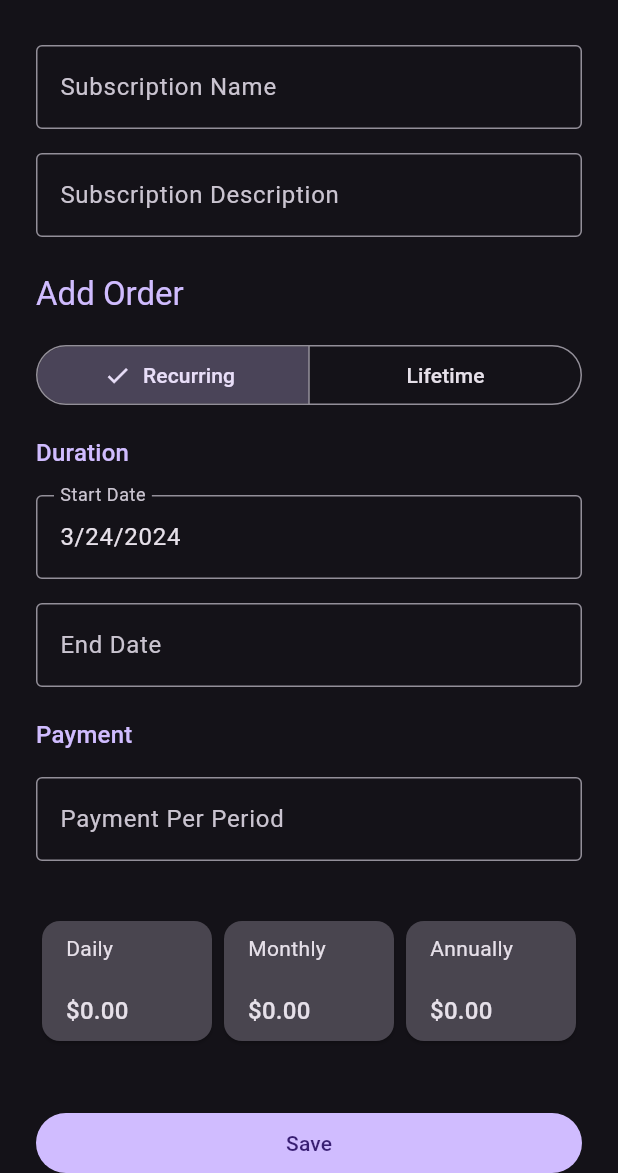
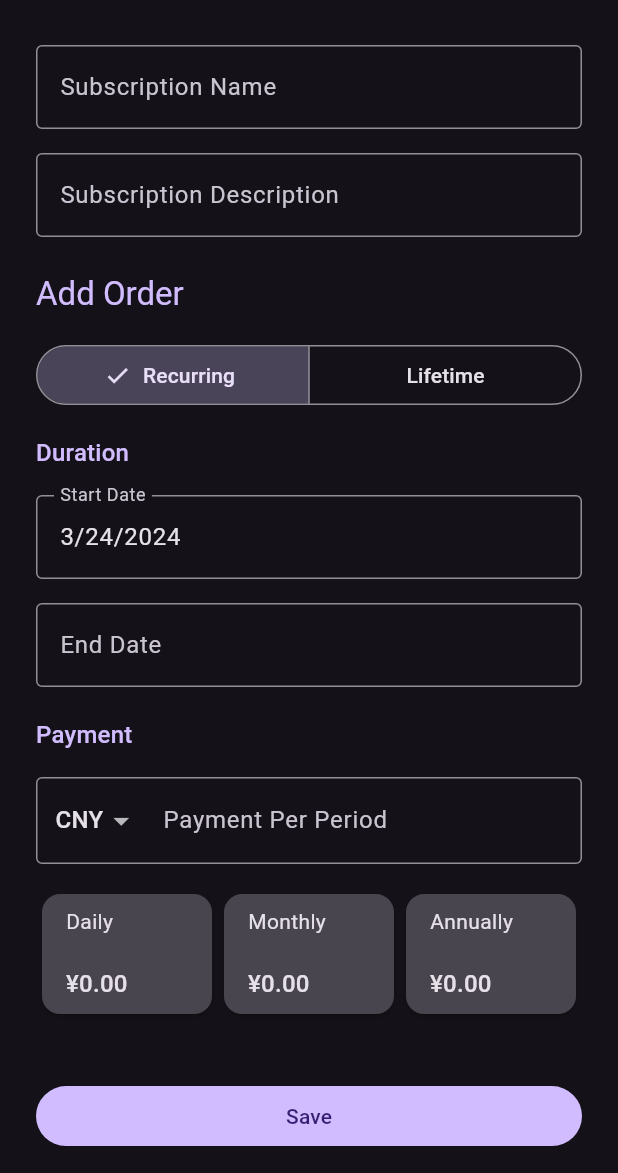
Before and after one commit to shadowfish07/Subscriba, a Flutter app: the screen it shows after launch, after a tap on the "add" icon, on a phone screen of 412 x 824 dp, the part 63-1236 px from its top. Run offline on Flutter 3.47's test engine with Material 3 defaults, Android fonts, the phone set to English and light mode, and no system bars; our stand-ins replace file_picker, flutter_mobx, logger, mobx, open_file and 5 more; missing offline and left inert: dart:ffi; accounts and stored records are empty; generated files the repository leaves out were written again; network calls fail; Roboto replaces fonts that are missing (Alibaba).

Commit message:
feat: introduce CurrencyAmount class for handling currency and amount calculations in the app

```diff
--- /dev/null
+++ b/lib/src/component/money_input.dart
@@ -0,0 +1,87 @@
+import 'package:flutter/material.dart';
+import 'package:flutter/services.dart';
+import 'package:subscriba/src/util/currency.dart';
+import 'package:subscriba/src/util/currency_amount.dart';
+
+// TODO 表单error
+class MoneyInput extends StatelessWidget {
+  final Function(CurrencyAmount?) onChanged;
+  final TextEditingController moneyController;
+  final Currency currency;
+
+  const MoneyInput(
+      {super.key,
+      required this.currency,
+      required this.onChanged,
+      required this.moneyController});
+
+  @override
+  Widget build(BuildContext context) {
+    return Container(
+      decoration: BoxDecoration(
+          border: Border.all(color: Theme.of(context).dividerColor),
+          borderRadius: const BorderRadius.all(Radius.circular(4.0))),
+      child: Row(
+        children: [
+          _CurrencyDropdownButton(
+            currency: currency,
+            onChanged: (currency) {
+              onChanged(
+                  CurrencyAmount.fromString(moneyController.text, currency));
+            },
+          ),
+          Expanded(
+            child: TextField(
+              controller: moneyController,
+              style: const TextStyle(fontFamily: "Alibaba"),
+              keyboardType: TextInputType.number,
+              inputFormatters: <TextInputFormatter>[
+                FilteringTextInputFormatter.allow(
+                    RegExp(r'^[1-9][0-9]*\.{0,1}\d*$')), // 只允许输入0到9的数字
+              ],
+              decoration: InputDecoration(
+                prefixText: currency.symbol,
+                label: Container(
+                  color: Theme.of(context).colorScheme.background,
+                  child: const Text("Payment Per Period"),
+                ),
+                border: const OutlineInputBorder(borderSide: BorderSide.none),
+                // floatingLabelBehavior: FloatingLabelBehavior.never
+              ),
+            ),
+          ),
+        ],
+      ),
+    );
+  }
+}
+
+class _CurrencyDropdownButton extends StatelessWidget {
+  final Currency currency;
+  final Function(Currency?) onChanged;
+
+  const _CurrencyDropdownButton(
+      {super.key, required this.currency, required this.onChanged});
+
+  @override
+  Widget build(BuildContext context) {
+    return Padding(
+      padding: const EdgeInsets.only(left: 12),
+      child: DropdownButtonHideUnderline(
+        child: DropdownButton(
+          value: currency,
+          items: Currency.values
+              .map((Currency value) => DropdownMenuItem(
+                    value: value,
+                    child: Text(
+                      value.ISOCode,
+                      style: const TextStyle(fontFamily: "Alibaba"),
+                    ),
+                  ))
+              .toList(),
+          onChanged: onChanged,
+        ),
+      ),
+    );
+  }
+}
--- a/lib/src/component/money_text.dart
+++ b/lib/src/component/money_text.dart
@@ -1,4 +1,5 @@
 import 'package:flutter/material.dart';
+import 'package:subscriba/src/util/currency_amount.dart';
 
 class MoneyText extends StatelessWidget {
   const MoneyText(
@@ -8,8 +9,7 @@ class MoneyText extends StatelessWidget {
       this.suffix = "",
       this.showLineThrough = false});
 
-  final double money;
-  final String currency = "\$";
+  final CurrencyAmount money;
   final TextStyle? style;
   final String suffix;
   final bool showLineThrough;
@@ -18,7 +18,7 @@ class MoneyText extends StatelessWidget {
   Widget build(BuildContext context) {
     final usingStyle = style ?? Theme.of(context).textTheme.titleMedium!;
     return Text(
-      "$currency${money == -1 ? '-' : money.toStringAsFixed(2)}$suffix",
+      "${money.currency.symbol}${money.isNaN ? '-' : money.amount.toStringAsFixed(2)}$suffix",
       style: usingStyle.copyWith(
           fontFamily: "Alibaba",
           decoration: showLineThrough ? TextDecoration.lineThrough : null),
--- a/lib/src/order/order_add.dart
+++ b/lib/src/order/order_add.dart
@@ -57,9 +57,8 @@ class __FormState extends State<_Form> with TickerProviderStateMixin {
               paymentType: formModel.paymentType,
               startDate: formModel.startTimeTimestamp!,
               endDate: formModel.endTimeTimestamp,
-              paymentCurrencyPerPeriod: "\$",
               paymentFrequency: formModel.paymentFrequency,
-              paymentPerPeriod: formModel.paymentPerPeriod),
+              paymentPerPeriod: formModel.paymentPerPeriod!),
         );
 
         subscriptionsModel.loadSubscriptions();
--- a/lib/src/order/order_edit.dart
+++ b/lib/src/order/order_edit.dart
@@ -64,9 +64,8 @@ class __FormState extends State<_Form> with TickerProviderStateMixin {
               paymentType: formModel.paymentType,
               startDate: formModel.startTimeTimestamp!,
               endDate: formModel.endTimeTimestamp,
-              paymentCurrencyPerPeriod: "\$",
               paymentFrequency: formModel.paymentFrequency,
-              paymentPerPeriod: formModel.paymentPerPeriod),
+              paymentPerPeriod: formModel.paymentPerPeriod!),
         );
 
         subscriptionsModel.loadSubscriptions();
--- a/lib/src/order/recurring_tab.dart
+++ b/lib/src/order/recurring_tab.dart
@@ -1,12 +1,18 @@
+import 'dart:ffi';
+
 import 'package:flutter/material.dart';
+import 'package:flutter/painting.dart';
 import 'package:flutter/services.dart';
 import 'package:flutter_mobx/flutter_mobx.dart';
 import 'package:intl/intl.dart';
 import 'package:provider/provider.dart';
 import 'package:subscriba/src/add_subscription/form_model.dart';
+import 'package:subscriba/src/component/money_input.dart';
 import 'package:subscriba/src/component/section.dart';
 import 'package:subscriba/src/database/order.dart';
 import 'package:subscriba/src/subscription_detail/per_period_cost_cards_row.dart';
+import 'package:subscriba/src/util/currency.dart';
+import 'package:subscriba/src/util/currency_amount.dart';
 import 'package:subscriba/src/util/order_calculator.dart';
 import 'package:subscriba/src/util/payment_frequency_helper.dart';
 
@@ -29,8 +35,14 @@ class RecurringTab extends StatelessWidget {
         TextEditingController(text: formModel.startTimeDate);
     final endDateController =
         TextEditingController(text: formModel.endTimeDate);
-    final paymentPerPeriodController =
-        TextEditingController(text: formModel.paymentPerPeriodText);
+    final paymentPerPeriodController = TextEditingController(
+        text: formModel.paymentPerPeriod?.amount.toString());
+
+    paymentPerPeriodController.addListener(() {
+      formModel.paymentPerPeriod = CurrencyAmount.fromString(
+          paymentPerPeriodController.text,
+          formModel.paymentPerPeriod?.currency ?? Currency.CNY);
+    });
 
     return Column(
       crossAxisAlignment: CrossAxisAlignment.start,
@@ -111,26 +123,14 @@ class RecurringTab extends StatelessWidget {
               crossAxisAlignment: CrossAxisAlignment.start,
               children: [
                 Observer(builder: (context) {
-                  return TextField(
-                    style: const TextStyle(fontFamily: "Alibaba"),
-                    controller: paymentPerPeriodController,
+                  return MoneyInput(
+                    currency:
+                        formModel.paymentPerPeriod?.currency ?? Currency.CNY,
+                    moneyController: paymentPerPeriodController,
                     onChanged: (value) {
-                      formModel.paymentPerPeriodText = value;
+                      if (value == null) return;
+                      formModel.paymentPerPeriod = value;
                     },
-                    keyboardType: TextInputType.number,
-                    inputFormatters: <TextInputFormatter>[
-                      FilteringTextInputFormatter.allow(
-                          RegExp(r'^[1-9][0-9]*\.{0,1}\d*$')), // 只允许输入0到9的数字
-                    ],
-                    decoration: InputDecoration(
-                        prefixStyle: const TextStyle(fontFamily: "Alibaba"),
-                        border: const OutlineInputBorder(),
-                        labelText: 'Payment Per Period',
-                        prefix: const Text("\$"),
-                        helperText: formModel.paymentFrequency == null
-                            ? ''
-                            : "${PaymentFrequencyHelper.enum2FormalStr[formModel.paymentFrequency]} payment",
-                        errorText: formModel.error.paymentPerPeriod),
                   );
                 }),
                 const SizedBox(
@@ -146,20 +146,21 @@ class RecurringTab extends StatelessWidget {
                       paymentType: PaymentType.recurring,
                       startDate: formModel.startTimeTimestamp ?? 0,
                       endDate: formModel.endTimeTimestamp,
-                      paymentPerPeriod: formModel.paymentPerPeriod,
+                      paymentPerPeriod:
+                          formModel.paymentPerPeriod ?? CurrencyAmount.zero(),
                       paymentFrequency: formModel.paymentFrequency);
 
                   final orderCalculator = OrderCalculator(orders: [tempOrder]);
-                  final dailyCost = formModel.paymentPerPeriodText == null
-                      ? 0.0
+                  final dailyCost = formModel.paymentFrequency == null
+                      ? CurrencyAmount.zero()
                       : orderCalculator
                           .perCostByProtocol(PaymentFrequency.daily);
-                  final monthlyCost = formModel.paymentPerPeriodText == null
-                      ? 0.0
+                  final monthlyCost = formModel.paymentFrequency == null
+                      ? CurrencyAmount.zero()
                       : orderCalculator
                           .perCostByProtocol(PaymentFrequency.monthly);
-                  final annuallyCost = formModel.paymentPerPeriodText == null
-                      ? 0.0
+                  final annuallyCost = formModel.paymentFrequency == null
+                      ? CurrencyAmount.zero()
                       : orderCalculator
                           .perCostByProtocol(PaymentFrequency.yearly);
                   return PerPeriodCostCardsRow(
--- a/lib/src/store/subscription_model.dart
+++ b/lib/src/store/subscription_model.dart
@@ -67,8 +67,6 @@ abstract class _SubscriptionModel with Store {
           startDate: startDate,
           endDate: endDate,
           subscriptionId: instance.id,
-          paymentCurrencyPerPeriod:
-              nextPaymentTemplate.paymentCurrencyPerPeriod,
           paymentFrequency: nextPaymentTemplate.paymentFrequency,
           paymentPerPeriod: nextPaymentTemplate.paymentPerPeriod,
         ),
--- a/lib/src/subscription_detail/per_period_cost_cards_row.dart
+++ b/lib/src/subscription_detail/per_period_cost_cards_row.dart
@@ -1,5 +1,7 @@
 import 'package:flutter/material.dart';
+import 'package:subscriba/src/component/money_text.dart';
 import 'package:subscriba/src/subscription_detail/display_card.dart';
+import 'package:subscriba/src/util/currency_amount.dart';
 
 class PerPeriodCostCardsRow extends StatelessWidget {
   const PerPeriodCostCardsRow(
@@ -8,9 +10,9 @@ class PerPeriodCostCardsRow extends StatelessWidget {
       required this.monthlyCost,
       required this.annuallyCost});
 
-  final double dailyCost;
-  final double monthlyCost;
-  final double annuallyCost;
+  final CurrencyAmount dailyCost;
+  final CurrencyAmount monthlyCost;
+  final CurrencyAmount annuallyCost;
 
   @override
   Widget build(BuildContext context) {
@@ -20,43 +22,32 @@ class PerPeriodCostCardsRow extends StatelessWidget {
         Expanded(
             child: DisplayCard(
                 title: Text(
-            "Daily ",
+                  "Daily",
                   style: Theme.of(context).textTheme.bodyMedium,
                 ),
-          body: Text(
-            dailyCost == -1 ? '-' : "\$${dailyCost.toStringAsFixed(2)}",
-            style: Theme.of(context)
-                .textTheme
-                .titleMedium!
-                .copyWith(fontFamily: "Alibaba"),
-          ),
-        )),
+                body: MoneyText(
+                  money: dailyCost,
+                  style: Theme.of(context).textTheme.titleMedium,
+                ))),
         Expanded(
             child: DisplayCard(
                 title: Text(
-            "Monthly ",
+                  "Monthly",
                   style: Theme.of(context).textTheme.bodyMedium,
                 ),
-          body: Text(
-            monthlyCost == -1 ? '-' : "\$${monthlyCost.toStringAsFixed(2)}",
-            style: Theme.of(context)
-                .textTheme
-                .titleMedium!
-                .copyWith(fontFamily: "Alibaba"),
-          ),
-        )),
+                body: MoneyText(
+                  money: monthlyCost,
+                  style: Theme.of(context).textTheme.titleMedium,
+                ))),
         Expanded(
             child: DisplayCard(
           title: Text(
-            "Annually ",
+            "Annually",
             style: Theme.of(context).textTheme.bodyMedium,
           ),
-          body: Text(
-            annuallyCost == -1 ? '-' : "\$${annuallyCost.toStringAsFixed(2)}",
-            style: Theme.of(context)
-                .textTheme
-                .titleMedium!
-                .copyWith(fontFamily: "Alibaba"),
+          body: MoneyText(
+            money: annuallyCost,
+            style: Theme.of(context).textTheme.titleMedium,
           ),
         )),
       ],
--- /dev/null
+++ b/lib/src/util/currency.dart
@@ -0,0 +1,34 @@
+class UnsupportedCurrencyException implements Exception {
+  final String ISOCode;
+
+  UnsupportedCurrencyException(this.ISOCode);
+
+  @override
+  String toString() {
+    return "UnsupportedCurrencyException: $ISOCode";
+  }
+}
+
+const currencySymbolMap = {
+  Currency.CNY: "¥",
+  Currency.USD: "\$",
+};
+
+enum Currency {
+  CNY(ISOCode: "CNY"),
+  USD(ISOCode: "USD");
+
+  const Currency({
+    required this.ISOCode,
+  });
+
+  final String ISOCode;
+
+  get symbol => currencySymbolMap[this]!;
+
+  factory Currency.fromISOCode(String ISOCode) {
+    return currencySymbolMap.keys.firstWhere(
+        (element) => element.ISOCode == ISOCode,
+        orElse: () => throw UnsupportedCurrencyException(ISOCode));
+  }
+}
--- a/lib/src/util/subscription_calculator.dart
+++ b/lib/src/util/subscription_calculator.dart
@@ -1,5 +1,6 @@
 import 'package:subscriba/src/database/order.dart';
 import 'package:subscriba/src/database/subscription.dart';
+import 'package:subscriba/src/util/currency_amount.dart';
 import 'package:subscriba/src/util/order_calculator.dart';
 
 class SubscriptionCalculator {
@@ -16,8 +17,8 @@ class SubscriptionCalculator {
   /// 协议均值算法，累加每个subscription的均值
   /// lifetime订单会被忽略
   /// 已经过期的订单会被忽略
-  double perPrizeByProtocol(PaymentFrequency paymentFrequency) {
-    if (availableSubscriptions.isEmpty) return 0;
+  CurrencyAmount perPrizeByProtocol(PaymentFrequency paymentFrequency) {
+    if (availableSubscriptions.isEmpty) return CurrencyAmount(amount: 0);
 
     return availableSubscriptions
         .where((element) => !OrderCalculator(orders: element.orders).isExpired)
@@ -25,7 +26,8 @@ class SubscriptionCalculator {
           return OrderCalculator(orders: e.orders)
               .perCostByProtocol(paymentFrequency);
         })
-        .where((element) => element != -1)
-        .fold(0.0, (previousValue, element) => previousValue + element);
+        .where((element) => element.amount != -1)
+        .fold(CurrencyAmount(amount: 0),
+            (previousValue, element) => previousValue + element);
   }
 }
```
Also changed, not shown: lib/src/add_subscription/add_subscription_form.dart (+4 -3 lines), lib/src/add_subscription/form_model.dart (+11 -20 lines), lib/src/database/order.dart (+30 -20 lines), lib/src/order/lifetime_tab.dart (+15 -20 lines), lib/src/order/order_card.dart (+4 -6 lines), lib/src/subscription_detail/subscription_detail_view.dart (+11 -14 lines), lib/src/util/currency_amount.dart (added, +85 -0 lines), lib/src/util/order_calculator.dart (+23 -26 lines), lib/src/add_subscription/form_model.g.dart. Lines whose indentation alone changed are shown as unchanged.
